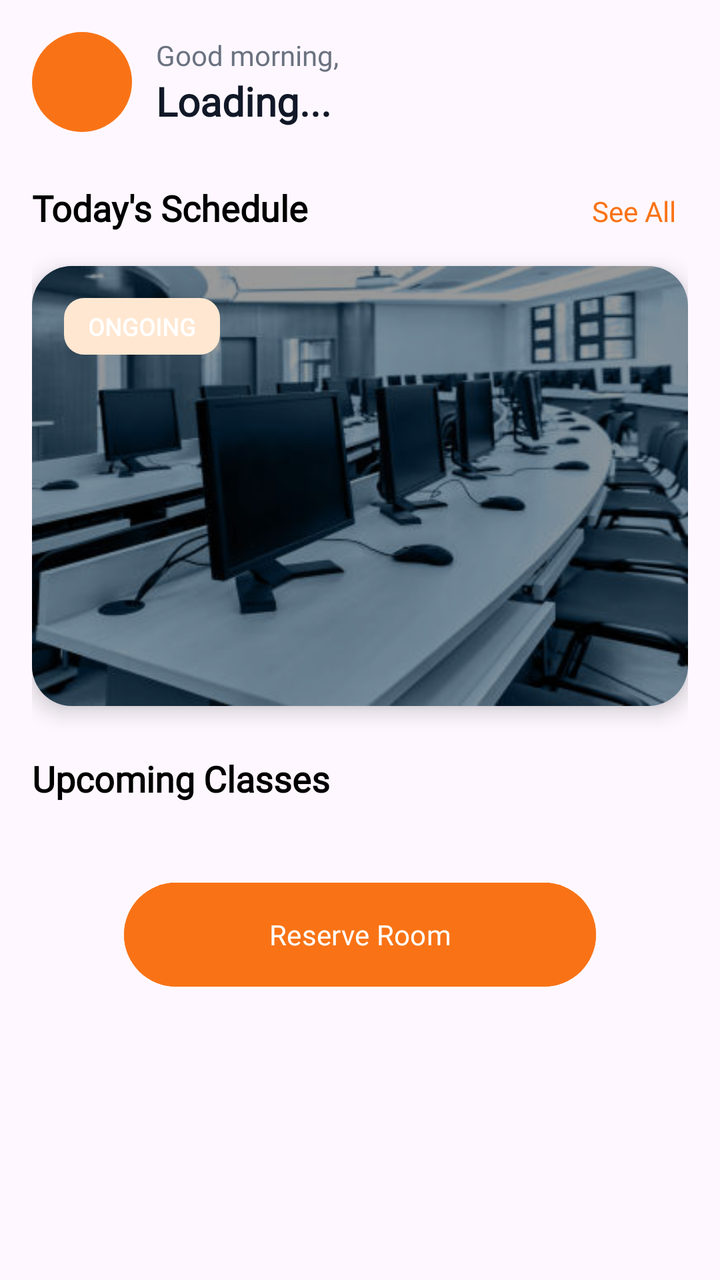
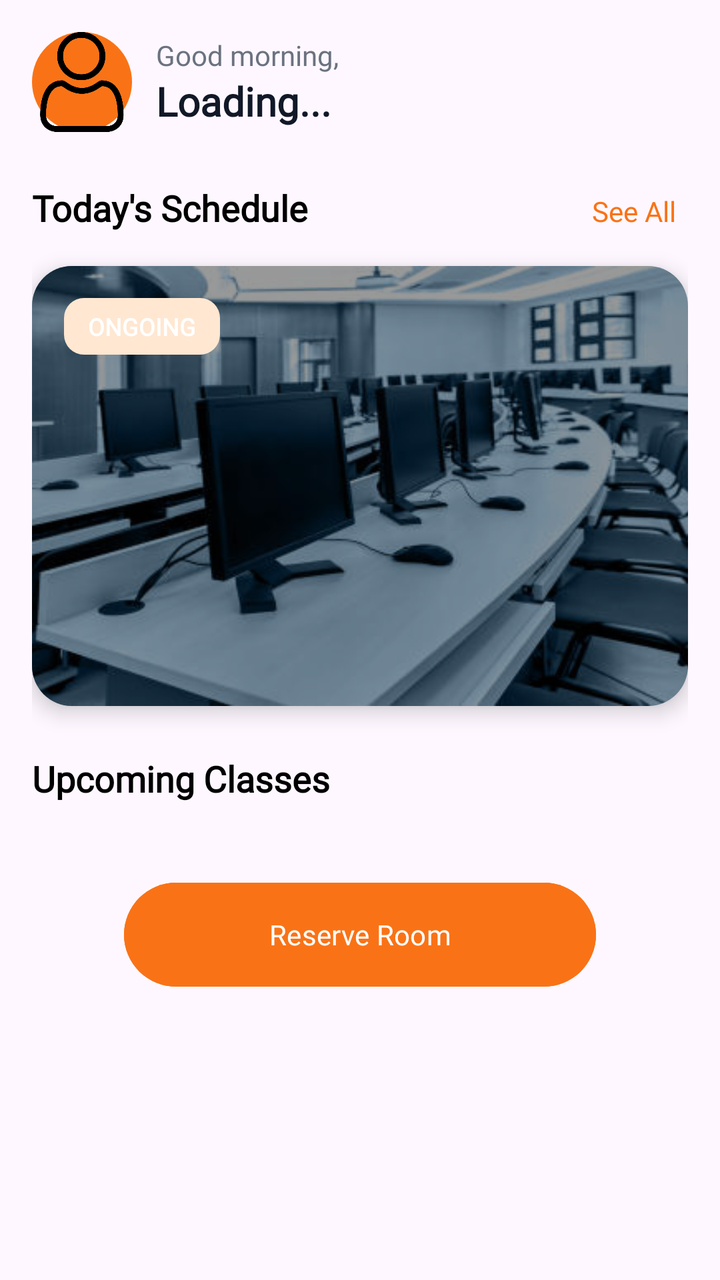

An Android layout rendered at two revisions. The XML below is the earlier revision; the diff shows what the commit changed to produce the second picture.
<!-- AndroidManifest.xml: application theme Theme.SpaceSCICT -->
<!-- res/layout/layout_home.xml -->
<?xml version="1.0" encoding="utf-8"?>
<ScrollView xmlns:android="http://schemas.android.com/apk/res/android"
    android:layout_width="match_parent"
    android:layout_height="match_parent"
    xmlns:app="http://schemas.android.com/apk/res-auto">

    <LinearLayout
        android:layout_width="match_parent"
        android:layout_height="wrap_content"
        android:padding="16dp"
        android:orientation="vertical">

        
        <LinearLayout
            android:layout_width="match_parent"
            android:layout_height="wrap_content"
            android:orientation="horizontal"
            android:gravity="center_vertical">

            <View
                android:layout_width="50dp"
                android:layout_height="50dp"
                android:background="@drawable/circle_orange"/>

            <LinearLayout
                android:layout_marginStart="12dp"
                android:orientation="vertical"
                android:layout_width="wrap_content"
                android:layout_height="wrap_content">

                <TextView
                    android:text="Good morning,"
                    android:layout_height="wrap_content"
                    android:layout_width="match_parent"
                    android:textColor="#6B7280"
                    android:textSize="14sp"
                    android:fontFamily="@font/lexend_regular"/>

                <TextView
                    android:id="@+id/greetingName"
                    android:text="Loading..."
                    android:layout_height="wrap_content"
                    android:layout_width="match_parent"
                    android:textStyle="bold"
                    android:textSize="20sp"
                    android:textColor="#111827"
                    android:fontFamily="@font/lexend_bold"/>

            </LinearLayout>
        </LinearLayout>


        
        <LinearLayout
            android:layout_marginTop="24dp"
            android:layout_width="match_parent"
            android:layout_height="wrap_content"
            android:orientation="horizontal">

            <TextView
                android:layout_width="0dp"
                android:layout_height="wrap_content"
                android:layout_weight="1"
                android:text="Today's Schedule"
                android:textSize="18sp"
                android:textStyle="bold"
                android:textColor="@color/black"
                android:fontFamily="@font/lexend_bold"/>

            <TextView
                android:layout_width="wrap_content"
                android:text="See All"
                android:layout_height="wrap_content"
                android:textColor="#F97316"
                android:padding="6dp"
                android:fontFamily="@font/lexend_bold"/>
        </LinearLayout>

        
        <androidx.cardview.widget.CardView
            android:id="@+id/scheduleCard"
            android:layout_width="match_parent"
            android:layout_height="220dp"
            android:layout_marginTop="12dp"
            app:cardCornerRadius="20dp"
            app:cardElevation="6dp">

            <FrameLayout
                android:layout_width="match_parent"
                android:layout_height="match_parent">

                
                <ImageView
                    android:layout_width="match_parent"
                    android:layout_height="match_parent"
                    android:scaleType="centerCrop"
                    android:src="@drawable/room2"
                    android:background="#CCCCCC"/>

                
                <View
                    android:layout_width="match_parent"
                    android:layout_height="match_parent"
                    android:background="#66000000"/>

                
                <TextView
                    android:id="@+id/scheduleStatusBadge"
                    android:layout_width="wrap_content"
                    android:layout_height="wrap_content"
                    android:layout_gravity="top|start"
                    android:layout_margin="16dp"
                    android:paddingHorizontal="12dp"
                    android:paddingVertical="6dp"
                    android:text="ONGOING"
                    android:textColor="#FFFFFF"
                    android:textSize="12sp"
                    android:textStyle="bold"
                    android:background="@drawable/status_bg"
                    android:fontFamily="@font/lexend_bold"/>

                
                <LinearLayout
                    android:layout_gravity="bottom"
                    android:padding="16dp"
                    android:orientation="vertical"
                    android:layout_width="match_parent"
                    android:layout_height="wrap_content">

                    <TextView
                        android:id="@+id/scheduleRoomText"
                        android:layout_height="wrap_content"
                        android:layout_width="match_parent"
                        android:textColor="#FFFFFF"
                        android:textSize="16sp"
                        android:textStyle="bold"
                        android:fontFamily="@font/lexend_bold"/>

                    <TextView
                        android:id="@+id/scheduleSubjectText"
                        android:layout_height="wrap_content"
                        android:layout_width="match_parent"
                        android:textColor="#FFFFFF"
                        android:fontFamily="@font/lexend_regular"/>

                    <TextView
                        android:id="@+id/scheduleTimeText"
                        android:layout_height="wrap_content"
                        android:layout_width="match_parent"
                        android:textColor="#FFFFFF"
                        android:textSize="13sp"
                        android:layout_marginTop="4dp"
                        android:fontFamily="@font/lexend_regular"/>
                </LinearLayout>

            </FrameLayout>

        </androidx.cardview.widget.CardView>

        
        <TextView
            android:id="@+id/noScheduleText"
            android:layout_width="match_parent"
            android:layout_height="wrap_content"
            android:layout_marginTop="12dp"
            android:padding="24dp"
            android:gravity="center"
            android:text="No classes scheduled for today."
            android:textColor="#6B7280"
            android:visibility="gone"
            android:fontFamily="@font/lexend_regular"/>

        
        <TextView
            android:text="Upcoming Classes"
            android:layout_height="wrap_content"
            android:layout_width="match_parent"
            android:textStyle="bold"
            android:textSize="18sp"
            android:layout_marginTop="24dp"
            android:textColor="@color/black"
            android:fontFamily="@font/lexend_bold"/>

        <androidx.recyclerview.widget.RecyclerView
            android:id="@+id/upcomingRecycler"
            android:layout_width="match_parent"
            android:layout_height="wrap_content"
            android:nestedScrollingEnabled="false"
            android:layout_marginTop="12dp"/>

        <TextView
            android:id="@+id/noUpcomingText"
            android:layout_width="match_parent"
            android:layout_height="wrap_content"
            android:padding="16dp"
            android:gravity="center"
            android:text="No upcoming classes found."
            android:textColor="#6B7280"
            android:visibility="gone"
            android:fontFamily="@font/lexend_regular"/>

        
        <Button
            android:id="@+id/reserveButton"
            android:layout_width="236dp"
            android:layout_height="60dp"
            android:layout_gravity="center"
            android:layout_marginTop="24dp"
            android:backgroundTint="#F97316"
            android:text="Reserve Room"
            android:textColor="#FFFFFF"
            android:fontFamily="@font/lexend_bold"/>

    </LinearLayout>
</ScrollView>
<!-- resources referenced by this layout -->
<resources>
  <color name="black">#FF000000</color>
  <!-- drawable circle_orange (drawable) -->
  <?xml version="1.0" encoding="utf-8"?>
  <shape xmlns:android="http://schemas.android.com/apk/res/android">
      <solid android:color="#F97316"/>
      <corners android:radius="100dp"/>
  </shape>
  <!-- drawable room2: jpg bitmap (drawable, 34582 bytes) -->
  <!-- drawable status_bg (drawable) -->
  <shape xmlns:android="http://schemas.android.com/apk/res/android">
      <solid android:color="#FFE7D1"/>
      <corners android:radius="10dp"/>
  </shape>
  <style name="Theme.SpaceSCICT" parent="Base.Theme.SpaceSCICT" />
  <style name="Base.Theme.SpaceSCICT" parent="Theme.Material3.DayNight.NoActionBar">
          
          
      </style>
</resources>

<!-- the commit's change to res/layout/layout_home.xml (unified diff, before → after) -->
@@ -10,16 +10,18 @@
         android:padding="16dp"
         android:orientation="vertical">
 
-        
         <LinearLayout
             android:layout_width="match_parent"
             android:layout_height="wrap_content"
             android:orientation="horizontal"
             android:gravity="center_vertical">
 
-            <View
+            <ImageView
+                android:id="@+id/homeProfileImage"
                 android:layout_width="50dp"
                 android:layout_height="50dp"
+                android:scaleType="centerCrop"
+                android:src="@drawable/ic_user"
                 android:background="@drawable/circle_orange"/>
 
             <LinearLayout
@@ -49,8 +51,6 @@
             </LinearLayout>
         </LinearLayout>
 
-
-        
         <LinearLayout
             android:layout_marginTop="24dp"
             android:layout_width="match_parent"
@@ -76,7 +76,6 @@
                 android:fontFamily="@font/lexend_bold"/>
         </LinearLayout>
 
-        
         <androidx.cardview.widget.CardView
             android:id="@+id/scheduleCard"
             android:layout_width="match_parent"
@@ -89,7 +88,6 @@
                 android:layout_width="match_parent"
                 android:layout_height="match_parent">
 
-                
                 <ImageView
                     android:layout_width="match_parent"
                     android:layout_height="match_parent"
@@ -97,13 +95,11 @@
                     android:src="@drawable/room2"
                     android:background="#CCCCCC"/>
 
-                
                 <View
                     android:layout_width="match_parent"
                     android:layout_height="match_parent"
                     android:background="#66000000"/>
 
-                
                 <TextView
                     android:id="@+id/scheduleStatusBadge"
                     android:layout_width="wrap_content"
@@ -119,7 +115,6 @@
                     android:background="@drawable/status_bg"
                     android:fontFamily="@font/lexend_bold"/>
 
-                
                 <LinearLayout
                     android:layout_gravity="bottom"
                     android:padding="16dp"
@@ -157,7 +152,6 @@
 
         </androidx.cardview.widget.CardView>
 
-        
         <TextView
             android:id="@+id/noScheduleText"
             android:layout_width="match_parent"
@@ -170,7 +164,6 @@
             android:visibility="gone"
             android:fontFamily="@font/lexend_regular"/>
 
-        
         <TextView
             android:text="Upcoming Classes"
             android:layout_height="wrap_content"
@@ -199,7 +192,6 @@
             android:visibility="gone"
             android:fontFamily="@font/lexend_regular"/>
 
-        
         <Button
             android:id="@+id/reserveButton"
             android:layout_width="236dp"
<!-- resource entries referenced after the edit -->
@@ -7,6 +7,7 @@
       <solid android:color="#F97316"/>
       <corners android:radius="100dp"/>
   </shape>
+  <!-- drawable ic_user: png bitmap (drawable, 16826 bytes) -->
   <!-- drawable room2: jpg bitmap (drawable, 34582 bytes) -->
   <!-- drawable status_bg (drawable) -->
   <shape xmlns:android="http://schemas.android.com/apk/res/android">
